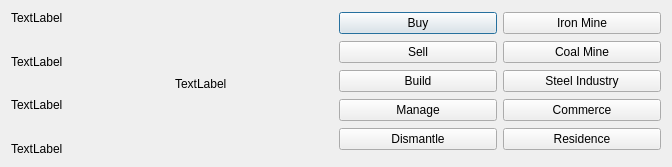
lgasyou/SimpleSimulator, file BuildingDetailDialog.ui: the form before one commit.
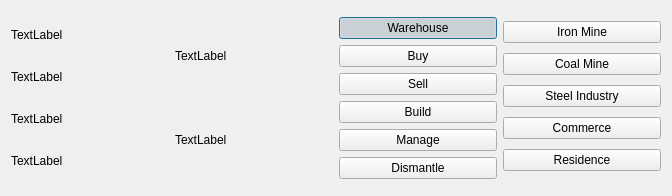
The form after the commit.

Commit message: Backup before reconstitute MyPushButton and other classes.

```diff
--- a/BuildingDetailDialog.ui
+++ b/BuildingDetailDialog.ui
@@ -7,15 +7,78 @@
     <x>0</x>
     <y>0</y>
     <width>672</width>
-    <height>167</height>
+    <height>196</height>
    </rect>
   </property>
   <property name="windowTitle">
    <string>Dialog</string>
   </property>
   <layout class="QGridLayout" name="gridLayout">
+   <item row="1" column="3">
+    <layout class="QVBoxLayout" name="verticalLayout_ProperitiesOfIndustry">
+     <item>
+      <widget class="QLabel" name="label_WarehouseSum">
+       <property name="text">
+        <string>TextLabel</string>
+       </property>
+      </widget>
+     </item>
+     <item>
+      <widget class="QLabel" name="label_GarageState">
+       <property name="text">
+        <string>TextLabel</string>
+       </property>
+      </widget>
+     </item>
+    </layout>
+   </item>
+   <item row="1" column="0">
+    <layout class="QVBoxLayout" name="verticalLayout_Info">
+     <item>
+      <widget class="QLabel" name="label_Name">
+       <property name="text">
+        <string>TextLabel</string>
+       </property>
+      </widget>
+     </item>
+     <item>
+      <widget class="QLabel" name="label_Value">
+       <property name="text">
+        <string>TextLabel</string>
+       </property>
+      </widget>
+     </item>
+     <item>
+      <widget class="QLabel" name="label_Type">
+       <property name="text">
+        <string>TextLabel</string>
+       </property>
+      </widget>
+     </item>
+     <item>
+      <widget class="QLabel" name="label_Owner">
+       <property name="text">
+        <string>TextLabel</string>
+       </property>
+      </widget>
+     </item>
+    </layout>
+   </item>
    <item row="1" column="4">
     <layout class="QVBoxLayout" name="verticalLayout_Main">
+     <item>
+      <widget class="QPushButton" name="pushButton_Industry_SwitchInfo">
+       <property name="text">
+        <string>Warehouse</string>
+       </property>
+       <property name="checkable">
+        <bool>true</bool>
+       </property>
+       <property name="checked">
+        <bool>true</bool>
+       </property>
+      </widget>
+     </item>
      <item>
       <widget class="QPushButton" name="pushButton_Buy">
        <property name="text">
@@ -53,88 +116,6 @@
      </item>
     </layout>
    </item>
-   <item row="1" column="3">
-    <layout class="QVBoxLayout" name="verticalLayout_Warehouse">
-     <item>
-      <widget class="QLabel" name="label_WarehouseSum">
-       <property name="text">
-        <string>TextLabel</string>
-       </property>
-      </widget>
-     </item>
-    </layout>
-   </item>
-   <item row="1" column="0">
-    <layout class="QVBoxLayout" name="verticalLayout_Info">
-     <item>
-      <widget class="QLabel" name="label_Name">
-       <property name="text">
-        <string>TextLabel</string>
-       </property>
-      </widget>
-     </item>
-     <item>
-      <spacer name="verticalSpacer">
-       <property name="orientation">
-        <enum>Qt::Vertical</enum>
-       </property>
-       <property name="sizeHint" stdset="0">
-        <size>
-         <width>20</width>
-         <height>13</height>
-        </size>
-       </property>
-      </spacer>
-     </item>
-     <item>
-      <widget class="QLabel" name="label_Value">
-       <property name="text">
-        <string>TextLabel</string>
-       </property>
-      </widget>
-     </item>
-     <item>
-      <spacer name="verticalSpacer_2">
-       <property name="orientation">
-        <enum>Qt::Vertical</enum>
-       </property>
-       <property name="sizeHint" stdset="0">
-        <size>
-         <width>20</width>
-         <height>13</height>
-        </size>
-       </property>
-      </spacer>
-     </item>
-     <item>
-      <widget class="QLabel" name="label_Type">
-       <property name="text">
-        <string>TextLabel</string>
-       </property>
-      </widget>
-     </item>
-     <item>
-      <spacer name="verticalSpacer_3">
-       <property name="orientation">
-        <enum>Qt::Vertical</enum>
-       </property>
-       <property name="sizeHint" stdset="0">
-        <size>
-         <width>20</width>
-         <height>13</height>
-        </size>
-       </property>
-      </spacer>
-     </item>
-     <item>
-      <widget class="QLabel" name="label_Owner">
-       <property name="text">
-        <string>TextLabel</string>
-       </property>
-      </widget>
-     </item>
-    </layout>
-   </item>
    <item row="1" column="5">
     <layout class="QVBoxLayout" name="verticalLayout_Build">
      <item>
```
Left out of the diff: 3 changed lines with no effect on the pictures. The commit also changes 11 other files.
